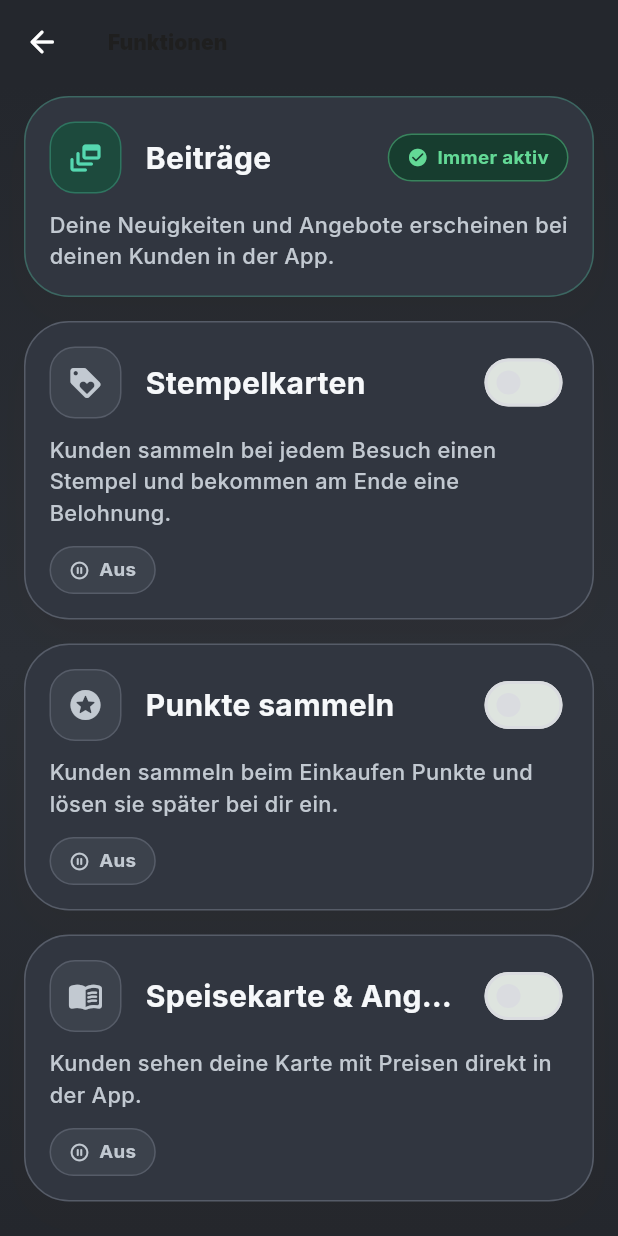
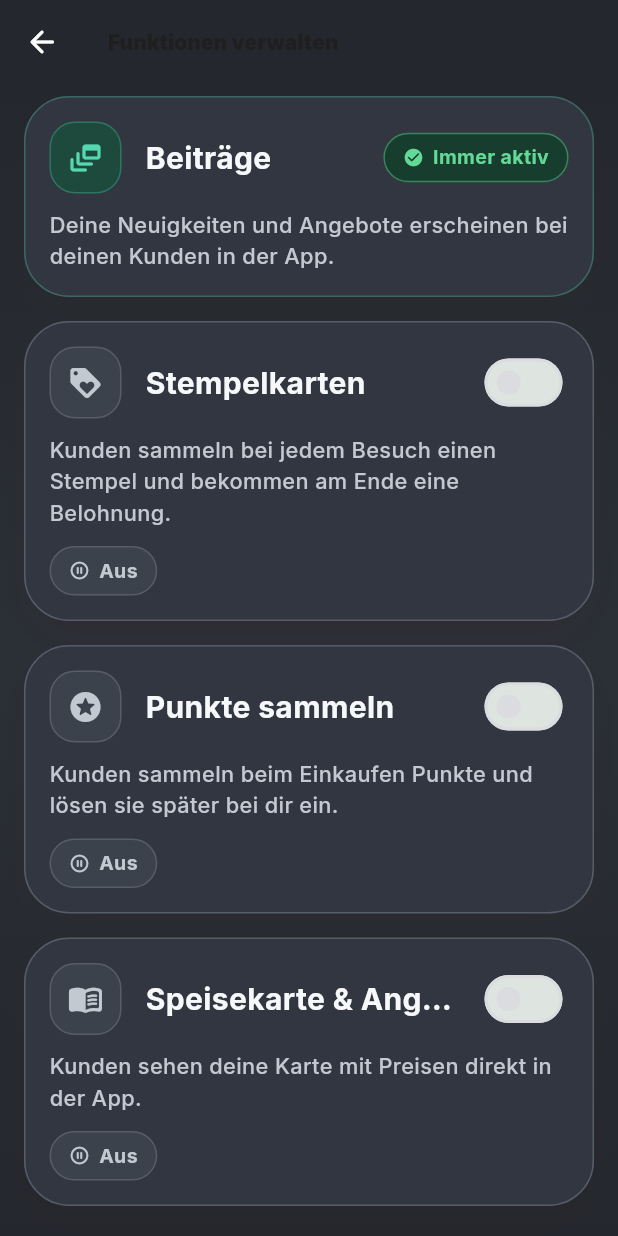
Before and after one commit to lifeofnabel/lokka, a Flutter app: the _MerchantFeaturesView screen opened directly, on a phone screen of 412 x 824 dp. Run offline on Flutter 3.47's test engine with Material 3 defaults, Android fonts, the phone set to English and light mode, and no system bars; our stand-ins replace cached_network_image, cloud_firestore, file_picker, firebase_auth, firebase_core, firebase_messaging and 8 more; missing offline and left inert: crop_your_image, dart:html; accounts and stored records are empty.

Commit message:
Funktionen (#59): Cleanup & Politur
- Modell: ungenutzte titleKey/tooltipKey/releaseKey aus MerchantFeatureModule/Option entfernt (toter Ballast/Doppelpflege)
- Service: redundanten feedPosts-Write pro Seitenaufruf entfernt; Selbstheilung nur bei fehlendem Doc; ensureRequiredFeatures gestrichen
- Service: collection().get() auf merchantFeatureModules.length begrenzt; settings immer schreiben (merge kann Feld sonst nie zuruecksetzen)
- Provider: catalogOnly nicht mehr persistiert, einzig aus isEnabled abgeleitet (dreifache Kopplung entfernt)
- Page: Save-Button-Kontrast (dunkle On-Color statt goldSoft); Switches mit Semantics/MergeSemantics; Confirm-Sheet via showMerchantBottomSheet (isScrollControlled)
- Page: Divider statt Container(height:1); Mini-Text 12.5->13px; 44px Tap-Target fuer Info-Icon
- Page: selektive Rebuilds via Selector/context.select; Titel "Funktionen verwalten" (Vokabular angeglichen)
- States: MerchantLoadingCards/MerchantErrorState als Merchant-Dark-Standard bestaetigt+dokumentiert

Co-Authored-By: Claude Opus 4.8 (1M context) <noreply@anthropic.com>

```diff
--- a/lib/features/merchant/features/models/merchantFeatureModule.dart
+++ b/lib/features/merchant/features/models/merchantFeatureModule.dart
@@ -1,139 +1,101 @@
 import 'package:flutter/material.dart';
 
+/// Statisches Modell der Merchant-Funktionen. Anzeigetexte werden bewusst
+/// NICHT hier gehalten: die Funktionen-Seite (merchantFeaturesPage.dart) nutzt
+/// eigene, alltagstaugliche Inline-Copy. Frühere `titleKey`/`tooltipKey`/
+/// `releaseKey`-Felder waren reiner toter Ballast (#59: Doppelpflege) und sind
+/// entfernt – das Modell beschreibt nur noch Identität, Icon und Verhalten.
 class MerchantFeatureModule {
   const MerchantFeatureModule({
     required this.key,
-    required this.titleKey,
-    required this.tooltipKey,
     required this.icon,
     this.isRequired = false,
     this.comingSoon = false,
-    this.releaseKey,
     this.options = const [],
   });
 
   final String key;
-  final String titleKey;
-  final String tooltipKey;
   final IconData icon;
   final bool isRequired;
   final bool comingSoon;
-  final String? releaseKey;
   final List<MerchantFeatureOption> options;
 }
 
 class MerchantFeatureOption {
   const MerchantFeatureOption({
     required this.key,
-    required this.titleKey,
-    required this.tooltipKey,
     required this.icon,
   });
 
   final String key;
-  final String titleKey;
-  final String tooltipKey;
   final IconData icon;
 }
 
 const merchantFeatureModules = [
   MerchantFeatureModule(
     key: 'feedPosts',
-    titleKey: 'merchant.features.feedPosts',
-    tooltipKey: 'merchant.features.feedPostsTip',
     icon: Icons.dynamic_feed_rounded,
     isRequired: true,
   ),
   MerchantFeatureModule(
     key: 'stampCards',
-    titleKey: 'merchant.features.stampCards',
-    tooltipKey: 'merchant.features.stampCardsTip',
     icon: Icons.loyalty_rounded,
   ),
   MerchantFeatureModule(
     key: 'pointsSystems',
-    titleKey: 'merchant.features.pointsSystems',
-    tooltipKey: 'merchant.features.pointsSystemsTip',
     icon: Icons.stars_rounded,
   ),
   MerchantFeatureModule(
     key: 'menuCatalog',
-    titleKey: 'merchant.features.catalog',
-    tooltipKey: 'merchant.features.catalogTip',
     icon: Icons.menu_book_rounded,
     options: [
       MerchantFeatureOption(
         key: 'catalogOnly',
-        titleKey: 'merchant.features.catalogOnly',
-        tooltipKey: 'merchant.features.catalogOnlyTip',
         icon: Icons.visibility_rounded,
       ),
       // Bestell-Modi (mind. 1 Pflicht; Runner & Nur-Karte exklusiv).
       MerchantFeatureOption(
         key: 'catalogModeRunner',
-        titleKey: 'merchant.features.catalogModeRunner',
-        tooltipKey: 'merchant.features.catalogModeRunnerTip',
         icon: Icons.directions_run_rounded,
       ),
       MerchantFeatureOption(
         key: 'catalogModeTable',
-        titleKey: 'merchant.features.catalogModeTable',
-        tooltipKey: 'merchant.features.catalogModeTableTip',
         icon: Icons.table_bar_rounded,
       ),
       MerchantFeatureOption(
         key: 'catalogModeCashier',
-        titleKey: 'merchant.features.catalogModeCashier',
-        tooltipKey: 'merchant.features.catalogModeCashierTip',
         icon: Icons.point_of_sale_rounded,
       ),
       MerchantFeatureOption(
         key: 'catalogModeMenuOnly',
-        titleKey: 'merchant.features.catalogModeMenuOnly',
-        tooltipKey: 'merchant.features.catalogModeMenuOnlyTip',
         icon: Icons.menu_book_rounded,
       ),
     ],
   ),
   MerchantFeatureModule(
     key: 'coupons',
-    titleKey: 'merchant.features.couponsPortal',
-    tooltipKey: 'merchant.features.couponsTip',
     icon: Icons.confirmation_number_rounded,
     comingSoon: true,
-    releaseKey: 'merchant.features.release.midOctober',
   ),
   MerchantFeatureModule(
     key: 'campaigns',
-    titleKey: 'merchant.features.campaigns',
-    tooltipKey: 'merchant.features.campaignsTip',
     icon: Icons.emoji_events_rounded,
     comingSoon: true,
-    releaseKey: 'merchant.features.release.midOctober',
   ),
   MerchantFeatureModule(
     key: 'shiftPlanner',
-    titleKey: 'merchant.features.shifts',
-    tooltipKey: 'merchant.features.shiftsTip',
     icon: Icons.work_history_rounded,
     comingSoon: true,
-    releaseKey: 'merchant.features.release.endSeptember',
   ),
   MerchantFeatureModule(
     key: 'deliveryService',
-    titleKey: 'merchant.features.deliveryService',
-    tooltipKey: 'merchant.features.deliveryServiceTip',
     icon: Icons.delivery_dining_rounded,
     comingSoon: true,
-    releaseKey: 'merchant.features.release.endOctoberWestend',
   ),
   MerchantFeatureModule(
     key: 'reservations',
-    titleKey: 'merchant.features.reservations',
-    tooltipKey: 'merchant.features.reservationsTip',
     icon: Icons.event_seat_rounded,
     comingSoon: true,
-    releaseKey: 'merchant.features.release.midOctober',
   ),
 ];
 
--- a/lib/features/merchant/features/pages/merchantFeaturesPage.dart
+++ b/lib/features/merchant/features/pages/merchantFeaturesPage.dart
@@ -12,10 +12,13 @@ import '../models/merchantFeatureModule.dart';
 import '../providers/merchantFeaturesProvider.dart';
 import '../services/merchantFeaturesService.dart';
 
-/// „Funktionen" – bewusst einfach gehalten: pro Funktion eine ruhige Karte
-/// mit großem Namen, einem Satz Erklärung (was der Kunde sieht) und einem
-/// Schalter. Inline-Deutsch statt i18n-Keys, damit die Texte hier klar und
-/// alltagstauglich bleiben. Toggle-/Speicher-Logik ist unverändert.
+/// „Funktionen verwalten" – bewusst einfach gehalten: pro Funktion eine ruhige
+/// Karte mit großem Namen, einem Satz Erklärung (was der Kunde sieht) und einem
+/// Schalter. Inline-Deutsch statt i18n-Keys ist hier die bewusste Entscheidung
+/// (#59): die Copy ist alltagstauglicher als die knappen merchant.features.*-
+/// Keys; die früheren ungenutzten titleKey/tooltipKey/releaseKey im Modell
+/// wurden entfernt, damit es keine Doppelpflege/Toten Ballast mehr gibt.
+/// Toggle-/Speicher-Logik ist unverändert.
 class MerchantFeaturesPage extends StatelessWidget {
   const MerchantFeaturesPage({super.key});
 
@@ -41,9 +44,14 @@ class _MerchantFeaturesView extends StatelessWidget {
     final provider = context.watch<MerchantFeaturesProvider>();
 
     return MerchantToolScaffold(
-      title: 'Funktionen',
+      // Begriff identisch zur Einstiegskachel im Shop-Bereich („Funktionen
+      // verwalten") – kein Vokabular-Bruch zwischen Einstieg und Ziel (#59).
+      title: 'Funktionen verwalten',
       subtitle:
           'Schalte ein, was dein Laden anbietet – alles andere bleibt für Kunden unsichtbar.',
+      // MerchantLoadingCards/MerchantErrorState sind die Standard-States des
+      // dunklen MerchantPremium-Themes (durchgängig in allen Merchant-Seiten);
+      // AppLoadingState/AppErrorState gehören zum hellen User-Bereich (#59).
       child: provider.isLoading
           ? const MerchantLoadingCards(count: 5)
           : provider.error != null
@@ -135,7 +143,9 @@ class _FeatureControls extends StatelessWidget {
 
   @override
   Widget build(BuildContext context) {
-    final provider = context.watch<MerchantFeaturesProvider>();
+    // Struktur ist statisch – hier KEIN watch (#59): so rebuildet ein Toggle
+    // nur die betroffene Karte (jede Karte/Option watcht selektiv) und der
+    // Save-Button (eigener Selector), nicht der gesamte Funktionen-Baum.
     final feed = merchantFeatureModuleByKey('feedPosts')!;
     final stamps = merchantFeatureModuleByKey('stampCards')!;
     final points = merchantFeatureModuleByKey('pointsSystems')!;
@@ -156,12 +166,29 @@ class _FeatureControls extends StatelessWidget {
         const SizedBox(height: AppSpacing.lg),
         _ComingSoonCard(modules: comingSoon),
         const SizedBox(height: AppSpacing.lg),
-        MerchantPrimaryButton(
+        const _SaveButton(),
+      ],
+    );
+  }
+}
+
+/// Save-Button rebuildet nur bei Änderung von hasChanges/isSaving (#59) –
+/// Selector statt context.watch des ganzen Providers.
+class _SaveButton extends StatelessWidget {
+  const _SaveButton();
+
+  @override
+  Widget build(BuildContext context) {
+    return Selector<MerchantFeaturesProvider, (bool, bool)>(
+      selector: (_, provider) => (provider.hasChanges, provider.isSaving),
+      builder: (context, state, _) {
+        final (hasChanges, isSaving) = state;
+        return MerchantPrimaryButton(
           label: 'Speichern',
-          isLoading: provider.isSaving,
-          onPressed: provider.hasChanges ? () => _confirmSave(context) : null,
-        ),
-      ],
+          isLoading: isSaving,
+          onPressed: hasChanges ? () => _confirmSave(context) : null,
+        );
+      },
     );
   }
 }
@@ -225,8 +252,11 @@ class _FeatureCard extends StatelessWidget {
 
   @override
   Widget build(BuildContext context) {
-    final provider = context.watch<MerchantFeaturesProvider>();
-    final enabled = provider.isEnabled(module);
+    // Nur auf den Enabled-Zustand DIESES Moduls hören (#59) – nicht den ganzen
+    // Provider, sonst rebuildet jede Karte bei jedem fremden Toggle.
+    final enabled = context.select<MerchantFeaturesProvider, bool>(
+      (provider) => provider.isEnabled(module),
+    );
 
     return MerchantPremiumCard(
       padding: const EdgeInsets.all(AppSpacing.md),
@@ -236,7 +266,8 @@ class _FeatureCard extends StatelessWidget {
       child: Column(
         crossAxisAlignment: CrossAxisAlignment.start,
         children: [
-          Row(
+          MergeSemantics(
+            child: Row(
               children: [
                 _FeatureIcon(icon: module.icon, active: enabled),
                 const SizedBox(width: AppSpacing.md),
@@ -253,11 +284,17 @@ class _FeatureCard extends StatelessWidget {
                   ),
                 ),
                 const SizedBox(width: 8),
-              Switch(
+                Semantics(
+                  label: _featureName(module),
+                  child: Switch(
                     value: enabled,
-                onChanged: (value) => provider.setEnabled(module, value),
+                    onChanged: (value) => context
+                        .read<MerchantFeaturesProvider>()
+                        .setEnabled(module, value),
+                  ),
                 ),
               ],
+            ),
           ),
           const SizedBox(height: 10),
           Text(
@@ -286,8 +323,11 @@ class _CatalogFeatureCard extends StatelessWidget {
 
   @override
   Widget build(BuildContext context) {
-    final provider = context.watch<MerchantFeaturesProvider>();
-    final enabled = provider.isEnabled(module);
+    // Karte hört nur auf den Enabled-Zustand der Speisekarte (#59); die
+    // Modus-Schalter watchen einzeln in _CatalogOptionRow.
+    final enabled = context.select<MerchantFeaturesProvider, bool>(
+      (provider) => provider.isEnabled(module),
+    );
     // Nur die 4 Modi (Vor Ort/Mitnehmen + Abholzeit sind immer im Warenkorb).
     final orderOptions =
         module.options.where((option) => option.key != 'catalogOnly').toList();
@@ -300,7 +340,8 @@ class _CatalogFeatureCard extends StatelessWidget {
       child: Column(
         crossAxisAlignment: CrossAxisAlignment.start,
         children: [
-          Row(
+          MergeSemantics(
+            child: Row(
               children: [
                 _FeatureIcon(icon: module.icon, active: enabled),
                 const SizedBox(width: AppSpacing.md),
@@ -317,11 +358,17 @@ class _CatalogFeatureCard extends StatelessWidget {
                   ),
                 ),
                 const SizedBox(width: 8),
-              Switch(
+                Semantics(
+                  label: _featureName(module),
+                  child: Switch(
                     value: enabled,
-                onChanged: (value) => provider.setEnabled(module, value),
+                    onChanged: (value) => context
+                        .read<MerchantFeaturesProvider>()
+                        .setEnabled(module, value),
+                  ),
                 ),
               ],
+            ),
           ),
           const SizedBox(height: 10),
           Text(
@@ -337,7 +384,11 @@ class _CatalogFeatureCard extends StatelessWidget {
           _StatusPill(label: enabled ? 'Aktiv' : 'Aus', active: enabled),
           if (enabled) ...[
             const SizedBox(height: AppSpacing.md),
-            Container(height: 1, color: MerchantPremiumColors.line),
+            const Divider(
+              height: 1,
+              thickness: 1,
+              color: MerchantPremiumColors.line,
+            ),
             const SizedBox(height: AppSpacing.md),
             const Text(
               'Wie können Kunden bestellen?',
@@ -379,9 +430,12 @@ class _CatalogOptionRow extends StatelessWidget {
 
   @override
   Widget build(BuildContext context) {
-    final provider = context.watch<MerchantFeaturesProvider>();
-    final enabled = provider.optionEnabled(module, option);
+    // Nur auf diesen Modus hören (#59) – nicht den ganzen Provider.
+    final enabled = context.select<MerchantFeaturesProvider, bool>(
+      (provider) => provider.optionEnabled(module, option),
+    );
     final copy = _optionCopy[option.key];
+    final name = copy?.name ?? option.key;
 
     return Container(
       padding: const EdgeInsets.all(12),
@@ -394,6 +448,7 @@ class _CatalogOptionRow extends StatelessWidget {
               : MerchantPremiumColors.line,
         ),
       ),
+      child: MergeSemantics(
         child: Row(
           children: [
             Icon(
@@ -406,7 +461,7 @@ class _CatalogOptionRow extends StatelessWidget {
             const SizedBox(width: 12),
             Expanded(
               child: Text(
-              copy?.name ?? option.key,
+                name,
                 style: const TextStyle(
                   color: MerchantPremiumColors.ink,
                   fontSize: 15,
@@ -420,16 +475,26 @@ class _CatalogOptionRow extends StatelessWidget {
                 triggerMode: TooltipTriggerMode.tap,
                 showDuration: const Duration(seconds: 8),
                 margin: const EdgeInsets.symmetric(horizontal: 24),
-              child: const Icon(Icons.info_outline_rounded,
+                // 44px Tap-Target für das Info-Icon (#59 – Touch-Target).
+                child: const SizedBox(
+                  width: 44,
+                  height: 44,
+                  child: Icon(Icons.info_outline_rounded,
                       size: 18, color: MerchantPremiumColors.muted),
                 ),
+              ),
             const SizedBox(width: 8),
-          Switch(
+            Semantics(
+              label: name,
+              child: Switch(
                 value: enabled,
-            onChanged: (value) =>
-                provider.setOptionEnabled(module, option, value),
+                onChanged: (value) => context
+                    .read<MerchantFeaturesProvider>()
+                    .setOptionEnabled(module, option, value),
+              ),
             ),
           ],
+        ),
       ),
     );
   }
@@ -535,7 +600,8 @@ class _StatusPill extends StatelessWidget {
             label,
             style: TextStyle(
               color: foreground,
-              fontSize: 12.5,
+              // Mindestens 13px für Lesbarkeit (#59 – keine Mini-Texte <13px).
+              fontSize: 13,
               fontWeight: FontWeight.w700,
             ),
           ),
@@ -577,36 +643,22 @@ class _FeatureIcon extends StatelessWidget {
   }
 }
 
+// Dunkle On-Color für Text/Icon auf dem grünen „gold"-Akzent – sattes Dunkel
+// statt goldSoft (das auf gold zu kontrastarm war, #59). Kontrast deutlich
+// >=4.5:1.
+const Color _onGold = Color(0xFF13261F);
+
 Future<void> _confirmSave(BuildContext context) async {
   final provider = context.read<MerchantFeaturesProvider>();
-  final confirmed = await showModalBottomSheet<bool>(
+  // Geteilte BottomSheet-Hülle (dunkler Grund, Drag-Handle, SafeArea) mit
+  // isScrollControlled, damit das Sheet bei großer Schrift nicht überläuft (#59).
+  final confirmed = await showMerchantBottomSheet<bool>(
     context: context,
-    backgroundColor: Colors.transparent,
-    shape: const RoundedRectangleBorder(
-      borderRadius: BorderRadius.vertical(top: Radius.circular(32)),
-    ),
-    builder: (context) => Padding(
-      padding: const EdgeInsets.all(14),
-      child: MerchantPremiumCard(
-        padding: const EdgeInsets.fromLTRB(18, 14, 18, 22),
-        radius: 32,
-        child: SafeArea(
-          top: false,
-          child: Column(
+    isScrollControlled: true,
+    builder: (context) => Column(
       mainAxisSize: MainAxisSize.min,
       crossAxisAlignment: CrossAxisAlignment.stretch,
       children: [
-              Center(
-                child: Container(
-                  width: 42,
-                  height: 4,
-                  decoration: BoxDecoration(
-                    color: MerchantPremiumColors.line,
-                    borderRadius: BorderRadius.circular(999),
-                  ),
-                ),
-              ),
-              const SizedBox(height: AppSpacing.lg),
         const Text(
           'Änderungen speichern?',
           style: TextStyle(
@@ -629,19 +681,20 @@ Future<void> _confirmSave(BuildContext context) async {
           onPressed: () => Navigator.of(context).pop(true),
           style: FilledButton.styleFrom(
             backgroundColor: MerchantPremiumColors.gold,
-                  foregroundColor: MerchantPremiumColors.goldSoft,
+            foregroundColor: _onGold,
             minimumSize: const Size.fromHeight(54),
+            shape: RoundedRectangleBorder(
+              borderRadius: BorderRadius.circular(999),
+            ),
           ),
           child: const Text('Ja, speichern'),
         ),
-              TextButton(
+        const SizedBox(height: AppSpacing.sm),
+        MerchantSecondaryButton(
+          label: 'Abbrechen',
           onPressed: () => Navigator.of(context).pop(false),
-                child: const Text('Abbrechen'),
         ),
       ],
-          ),
-        ),
-      ),
     ),
   );
 
```
Also changed, not shown: lib/features/merchant/features/providers/merchantFeaturesProvider.dart (+7 -3 lines), lib/features/merchant/features/services/merchantFeaturesService.dart (+29 -10 lines). Lines whose indentation alone changed are shown as unchanged.
